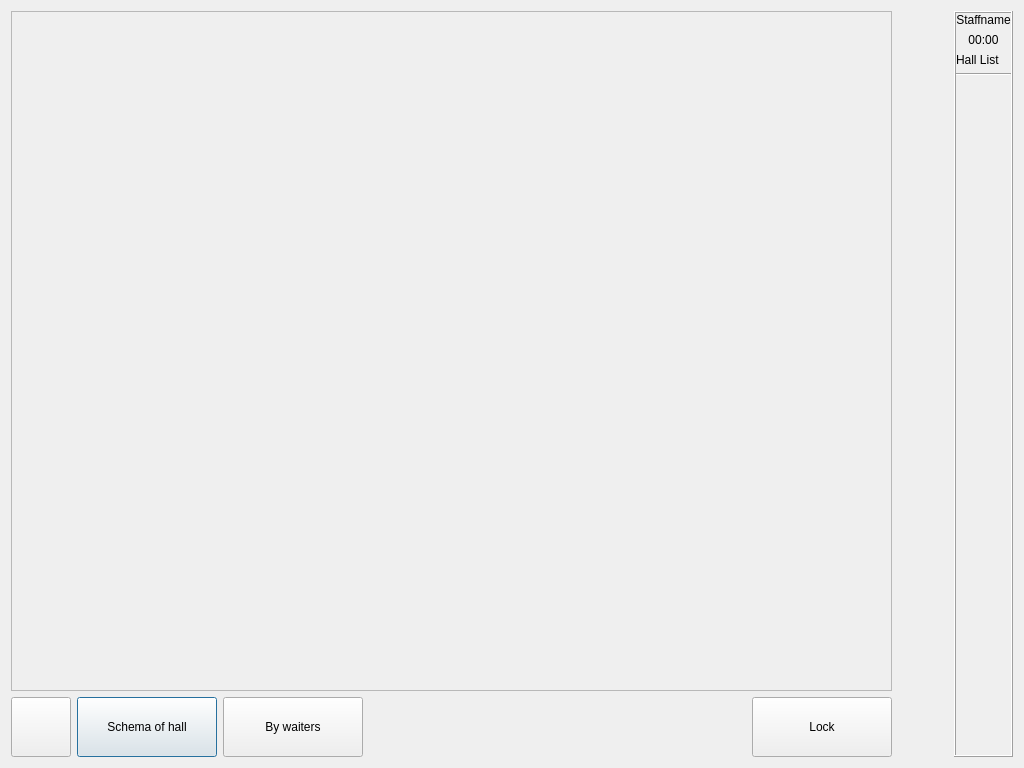
Before: the Qt Designer form Waiter/dlgface.ui in End1-1/Cafe5, drawn with Qt 5.
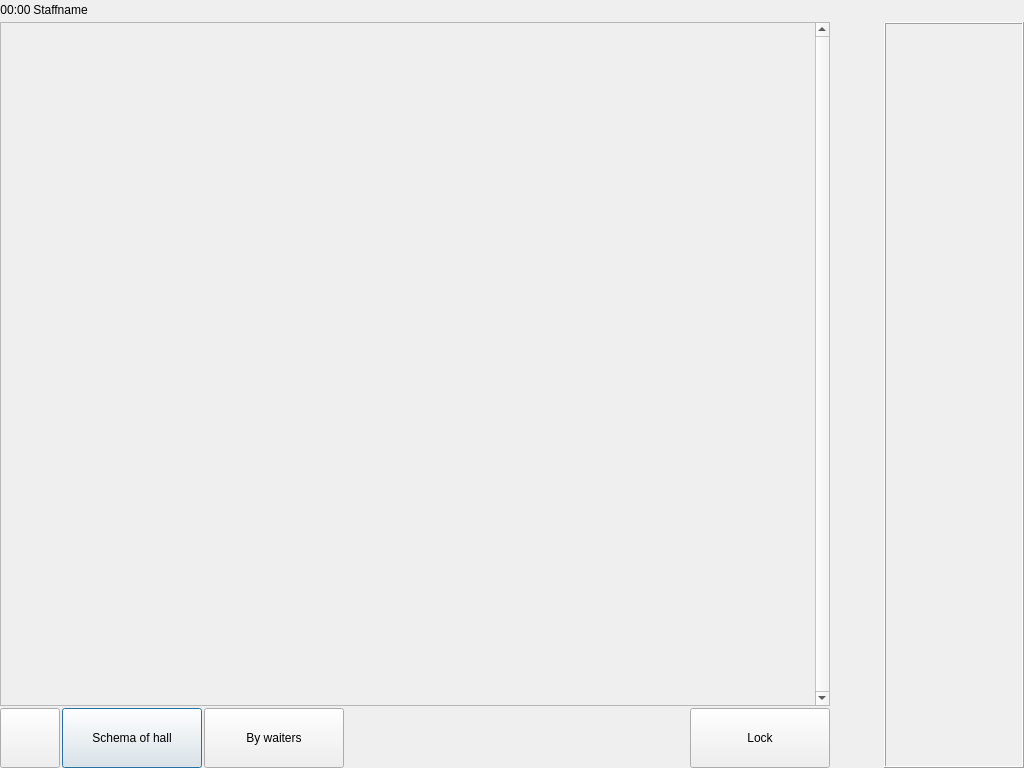
After: the same form once the commit is applied. Icons and pictures are not drawn.

Diff of the .ui file:
```diff
--- a/Waiter/dlgface.ui
+++ b/Waiter/dlgface.ui
@@ -14,6 +14,21 @@
    <string>Cafe5</string>
   </property>
   <layout class="QGridLayout" name="gridLayout">
+   <property name="leftMargin">
+    <number>0</number>
+   </property>
+   <property name="topMargin">
+    <number>0</number>
+   </property>
+   <property name="rightMargin">
+    <number>0</number>
+   </property>
+   <property name="bottomMargin">
+    <number>0</number>
+   </property>
+   <property name="spacing">
+    <number>2</number>
+   </property>
    <item row="1" column="1" rowspan="2">
     <widget class="QWidget" name="wstaff" native="true">
      <property name="minimumSize">
@@ -45,10 +60,16 @@
     <widget class="QFrame" name="frame">
      <property name="minimumSize">
       <size>
-       <width>0</width>
+       <width>140</width>
        <height>0</height>
       </size>
      </property>
+     <property name="maximumSize">
+      <size>
+       <width>140</width>
+       <height>16777215</height>
+      </size>
+     </property>
      <property name="frameShape">
       <enum>QFrame::Box</enum>
      </property>
@@ -69,41 +90,11 @@
        <number>0</number>
       </property>
       <item>
-       <widget class="QLabel" name="lbStaff">
-        <property name="text">
-         <string>Staffname</string>
+       <layout class="QVBoxLayout" name="vlHall">
+        <property name="spacing">
+         <number>2</number>
         </property>
-        <property name="alignment">
-         <set>Qt::AlignCenter</set>
-        </property>
-       </widget>
-      </item>
-      <item>
-       <widget class="QLabel" name="lbTime">
-        <property name="text">
-         <string>00:00</string>
-        </property>
-        <property name="alignment">
-         <set>Qt::AlignCenter</set>
-        </property>
-       </widget>
-      </item>
-      <item>
-       <widget class="QLabel" name="label">
-        <property name="text">
-         <string>Hall List</string>
-        </property>
-       </widget>
-      </item>
-      <item>
-       <layout class="QVBoxLayout" name="vlHall"/>
-      </item>
-      <item>
-       <widget class="Line" name="line">
-        <property name="orientation">
-         <enum>Qt::Horizontal</enum>
-        </property>
-       </widget>
+       </layout>
       </item>
       <item>
        <spacer name="verticalSpacer">
@@ -124,6 +115,9 @@
    <item row="2" column="0">
     <widget class="QWidget" name="wall" native="true">
      <layout class="QHBoxLayout" name="horizontalLayout">
+      <property name="spacing">
+       <number>2</number>
+      </property>
       <property name="leftMargin">
        <number>0</number>
       </property>
@@ -289,6 +283,18 @@
          </property>
          <item row="0" column="0">
           <widget class="QScrollArea" name="shall">
+           <property name="sizePolicy">
+            <sizepolicy hsizetype="Preferred" vsizetype="Preferred">
+             <horstretch>0</horstretch>
+             <verstretch>0</verstretch>
+            </sizepolicy>
+           </property>
+           <property name="verticalScrollBarPolicy">
+            <enum>Qt::ScrollBarAlwaysOn</enum>
+           </property>
+           <property name="horizontalScrollBarPolicy">
+            <enum>Qt::ScrollBarAlwaysOff</enum>
+           </property>
            <property name="widgetResizable">
             <bool>true</bool>
            </property>
@@ -330,6 +336,60 @@
      </layout>
     </widget>
    </item>
+   <item row="0" column="0" colspan="3">
+    <widget class="QWidget" name="widget" native="true">
+     <layout class="QHBoxLayout" name="horizontalLayout_2">
+      <property name="spacing">
+       <number>2</number>
+      </property>
+      <property name="leftMargin">
+       <number>0</number>
+      </property>
+      <property name="topMargin">
+       <number>0</number>
+      </property>
+      <property name="rightMargin">
+       <number>0</number>
+      </property>
+      <property name="bottomMargin">
+       <number>0</number>
+      </property>
+      <item>
+       <widget class="QLabel" name="lbTime">
+        <property name="text">
+         <string>00:00</string>
+        </property>
+        <property name="alignment">
+         <set>Qt::AlignCenter</set>
+        </property>
+       </widget>
+      </item>
+      <item>
+       <widget class="QLabel" name="lbStaff">
+        <property name="text">
+         <string>Staffname</string>
+        </property>
+        <property name="alignment">
+         <set>Qt::AlignCenter</set>
+        </property>
+       </widget>
+      </item>
+      <item>
+       <spacer name="horizontalSpacer">
+        <property name="orientation">
+         <enum>Qt::Horizontal</enum>
+        </property>
+        <property name="sizeHint" stdset="0">
+         <size>
+          <width>40</width>
+          <height>20</height>
+         </size>
+        </property>
+       </spacer>
+      </item>
+     </layout>
+    </widget>
+   </item>
   </layout>
  </widget>
  <layoutdefault spacing="6" margin="11"/>
```
Left out of the diff: 7 changed lines with no effect on the pictures.
